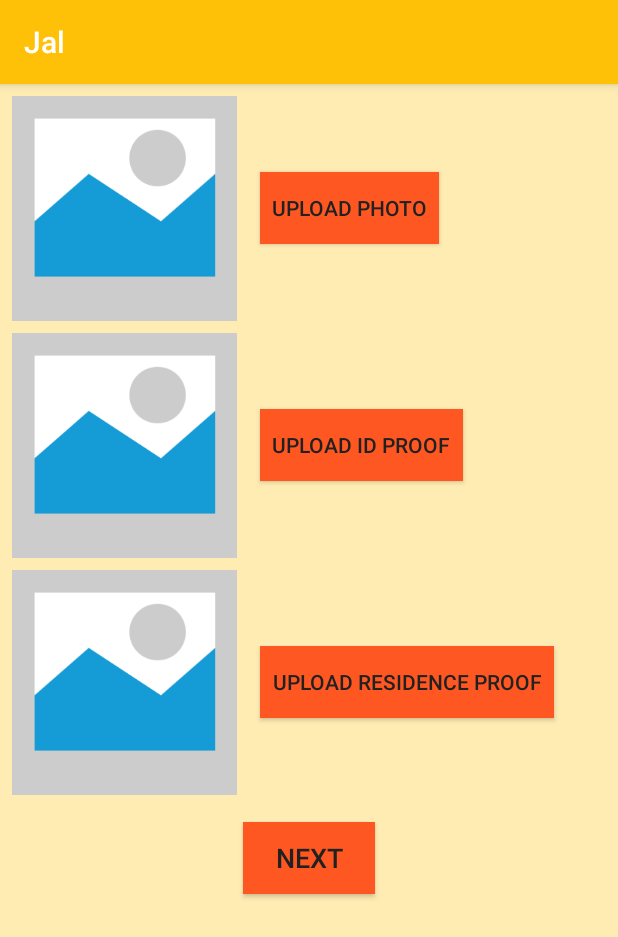
After one commit to shah-farheen/Jal, an Android app: the UploadActivity screen opened directly, with no data from a screen before it, on a phone screen of 412 x 824 dp. The commit adds this screen. Shown: the top 937 px of the screen. Run offline under Robolectric (Android 15) with nearby library versions, the phone set to English and light mode, and no system bars; our stand-ins replace Firebase (no records; nobody signed in at launch, a user with empty details on screens opened directly).

Commit message:
upload done

```diff
--- a/app/src/main/AndroidManifest.xml
+++ b/app/src/main/AndroidManifest.xml
@@ -23,6 +23,10 @@
                 <category android:name="android.intent.category.LAUNCHER"/>
             </intent-filter>
         </activity>
+        <activity android:name=".UploadActivity">
+        </activity>
+        <activity android:name=".DeclarationActivity">
+        </activity>
     </application>
 
 </manifest>
--- /dev/null
+++ b/app/src/main/java/in/ac/iiitd/jal/UploadActivity.java
@@ -0,0 +1,158 @@
+package in.ac.iiitd.jal;
+
+import android.content.Context;
+import android.content.Intent;
+import android.content.SharedPreferences;
+import android.graphics.Bitmap;
+import android.net.Uri;
+import android.support.annotation.NonNull;
+import android.support.v7.app.AppCompatActivity;
+import android.os.Bundle;
+import android.util.Log;
+import android.view.View;
+import android.widget.Button;
+import android.widget.ImageView;
+import android.widget.Toast;
+
+import com.bumptech.glide.Glide;
+import com.google.android.gms.tasks.OnFailureListener;
+import com.google.android.gms.tasks.OnSuccessListener;
+import com.google.firebase.storage.FirebaseStorage;
+import com.google.firebase.storage.StorageReference;
+import com.google.firebase.storage.UploadTask;
+
+public class UploadActivity extends AppCompatActivity {
+
+    private static final int RC_IMAGE = 10;
+    private static final int RC_ID_PROOF = 11;
+    private static final int RC_RES_PROOF = 12;
+
+    private static final String META_IMAGE = "image";
+    private static final String META_ID_PROOF = "ID_proof";
+    private static final String META_RES_PROOF = "res_proof";
+
+    private String phoneNo;
+    private Context mContext;
+    private String timeStamp;
+    private DataModel dataModel;
+
+    private ImageView imageImage;
+    private ImageView imageIdProof;
+    private ImageView imageResProof;
+    private Button buttonImage;
+    private Button buttonIdProof;
+    private Button buttonResProof;
+    private Button buttonNext;
+
+    @Override
+    protected void onCreate(Bundle savedInstanceState) {
+        super.onCreate(savedInstanceState);
+        setContentView(R.layout.activity_upload);
+        mContext = this;
+        SharedPreferences dataFile = getSharedPreferences(LoginActivity.DATA_FILE, MODE_PRIVATE);
+        phoneNo = dataFile.getString(LoginActivity.PHONE_NO, "9876543210");
+
+        Intent intent = getIntent();
+        dataModel = intent.getParcelableExtra("DataModel");
+        timeStamp = String.valueOf(System.currentTimeMillis());
+
+        imageImage = (ImageView) findViewById(R.id.img_image);
+        imageIdProof = (ImageView) findViewById(R.id.img_id_pr);
+        imageResProof = (ImageView) findViewById(R.id.img_res_poof);
+
+        buttonImage = (Button) findViewById(R.id.btn_upload_image);
+        buttonIdProof = (Button) findViewById(R.id.btn_upload_id_proof);
+        buttonResProof = (Button) findViewById(R.id.btn_upload_res_proof);
+        buttonNext = (Button) findViewById(R.id.btn_next);
+        initListeners();
+    }
+
+    private void initListeners(){
+        buttonImage.setOnClickListener(new View.OnClickListener() {
+            @Override
+            public void onClick(View view) {
+                getImage(RC_IMAGE);
+            }
+        });
+
+        buttonIdProof.setOnClickListener(new View.OnClickListener() {
+            @Override
+            public void onClick(View view) {
+                getImage(RC_ID_PROOF);
+            }
+        });
+
+        buttonResProof.setOnClickListener(new View.OnClickListener() {
+            @Override
+            public void onClick(View view) {
+                getImage(RC_RES_PROOF);
+            }
+        });
+
+        buttonNext.setOnClickListener(new View.OnClickListener() {
+            @Override
+            public void onClick(View view) {
+                Intent uploadIntent = new Intent(mContext, DeclarationActivity.class);
+                uploadIntent.putExtra("DataModel", dataModel);
+                uploadIntent.putExtra("TIME", timeStamp);
+                startActivity(uploadIntent);
+            }
+        });
+    }
+
+    private void getImage(int rc){
+        Intent imageIntent = new Intent(Intent.ACTION_GET_CONTENT);
+        imageIntent.setType("image/*");
+        if(imageIntent.resolveActivity(getPackageManager()) != null){
+            startActivityForResult(imageIntent, rc);
+        }
+        else {
+            Toast.makeText(getApplicationContext(), "No gallery app", Toast.LENGTH_SHORT).show();
+        }
+    }
+
+    @Override
+    protected void onActivityResult(int requestCode, int resultCode, Intent data) {
+        if(requestCode == RC_IMAGE && resultCode == RESULT_OK){
+            Log.e("Uri: ", String.valueOf(data.getData()));
+            Glide.with(mContext).load(data.getData()).into(imageImage);
+//            imageImage.setImageBitmap((Bitmap) data.getParcelableExtra("data"));
+            dataModel.setImageUrl(String.valueOf(data.getData()));
+            uploadImage(data.getData(), META_IMAGE);
+        }
+        else if(requestCode == RC_ID_PROOF && resultCode == RESULT_OK){
+            Log.e("Uri: ", String.valueOf(data.getData()));
+            Glide.with(mContext).load(data.getData()).into(imageIdProof);
+//            imageIdProof.setImageBitmap((Bitmap) data.getParcelableExtra("data"));
+            dataModel.setIdProofUrl(String.valueOf(data.getData()));
+            uploadImage(data.getData(), META_ID_PROOF);
+        }
+        else if(requestCode == RC_RES_PROOF && resultCode == RESULT_OK){
+            Log.e("Uri: ", String.valueOf(data.getData()));
+            Glide.with(mContext).load(data.getData()).into(imageResProof);
+//            imageResProof.setImageBitmap((Bitmap) data.getExtras().getParcelable("data"));
+            dataModel.setResProofUrl(String.valueOf(data.getData()));
+            uploadImage(data.getData(), META_RES_PROOF);
+        }
+    }
+
+    private void uploadImage(Uri fileUri, String meta){
+        FirebaseStorage firebaseStorage = FirebaseStorage.getInstance();
+        StorageReference reference = firebaseStorage.getReference(phoneNo+"/"+timeStamp+"/"+meta);
+        UploadTask uploadTask = reference.putFile(fileUri);
+        uploadTask.addOnFailureListener(new OnFailureListener() {
+            @Override
+            public void onFailure(@NonNull Exception e) {
+                Toast.makeText(getApplicationContext(), "Upload Failed", Toast.LENGTH_SHORT).show();
+                Log.e("Upload Failed", e.getMessage());
+            }
+        }).addOnSuccessListener(new OnSuccessListener<UploadTask.TaskSnapshot>() {
+            @Override
+            public void onSuccess(UploadTask.TaskSnapshot taskSnapshot) {
+                Toast.makeText(getApplicationContext(), "Upload Success", Toast.LENGTH_SHORT).show();
+                Uri downloadUrl = taskSnapshot.getDownloadUrl();
+                Log.e("Upload Success", String.valueOf(downloadUrl));
+            }
+        });
+    }
+}
--- /dev/null
+++ b/app/src/main/res/layout/activity_upload.xml
@@ -0,0 +1,110 @@
+<?xml version="1.0" encoding="utf-8"?>
+<ScrollView
+    xmlns:android="http://schemas.android.com/apk/res/android"
+    xmlns:tools="http://schemas.android.com/tools"
+    android:layout_width="match_parent"
+    android:layout_height="match_parent"
+    android:padding="8dp"
+    android:background="@color/colorPrimaryLight"
+    tools:ignore="HardcodedText"
+    tools:context="in.ac.iiitd.jal.UploadActivity">
+
+    <LinearLayout
+        android:layout_width="match_parent"
+        android:layout_height="wrap_content"
+        android:orientation="vertical">
+
+        <LinearLayout
+            android:id="@+id/layout_image"
+            android:layout_width="match_parent"
+            android:layout_height="wrap_content"
+            android:layout_marginBottom="8dp"
+            android:orientation="horizontal">
+
+            <ImageView
+                android:id="@+id/img_image"
+                android:layout_width="150dp"
+                android:layout_height="150dp"
+                android:src="@drawable/place_holder"
+                tools:ignore="ContentDescription"/>
+
+            <Button
+                android:id="@+id/btn_upload_image"
+                android:layout_width="wrap_content"
+                android:layout_height="wrap_content"
+                android:textColor="@color/colorPrimaryText"
+                android:background="@color/colorAccent"
+                android:padding="8dp"
+                android:layout_gravity="center"
+                android:layout_marginStart="15dp"
+                android:layout_marginLeft="15dp"
+                android:text="Upload Photo"/>
+        </LinearLayout>
+
+        <LinearLayout
+            android:id="@+id/layout_id_proof"
+            android:layout_width="match_parent"
+            android:layout_height="wrap_content"
+            android:layout_marginBottom="8dp"
+            android:orientation="horizontal">
+
+            <ImageView
+                android:id="@+id/img_id_pr"
+                android:layout_width="150dp"
+                android:layout_height="150dp"
+                android:src="@drawable/place_holder"
+                tools:ignore="ContentDescription"/>
+
+            <Button
+                android:id="@+id/btn_upload_id_proof"
+                android:layout_width="wrap_content"
+                android:layout_height="wrap_content"
+                android:textColor="@color/colorPrimaryText"
+                android:background="@color/colorAccent"
+                android:padding="8dp"
+                android:layout_gravity="center"
+                android:layout_marginStart="15dp"
+                android:layout_marginLeft="15dp"
+                android:text="Upload ID proof"/>
+        </LinearLayout>
+
+        <LinearLayout
+            android:id="@+id/layout_res_proof"
+            android:layout_width="match_parent"
+            android:layout_height="wrap_content"
+            android:layout_marginBottom="8dp"
+            android:orientation="horizontal">
+
+            <ImageView
+                android:id="@+id/img_res_poof"
+                android:layout_width="150dp"
+                android:layout_height="150dp"
+                android:src="@drawable/place_holder"
+                tools:ignore="ContentDescription"/>
+
+            <Button
+                android:id="@+id/btn_upload_res_proof"
+                android:layout_width="wrap_content"
+                android:layout_height="wrap_content"
+                android:textColor="@color/colorPrimaryText"
+                android:background="@color/colorAccent"
+                android:padding="8dp"
+                android:layout_gravity="center"
+                android:layout_marginStart="15dp"
+                android:layout_marginLeft="15dp"
+                android:text="Upload Residence Proof"/>
+        </LinearLayout>
+
+        <Button
+            android:id="@+id/btn_next"
+            android:layout_width="wrap_content"
+            android:layout_height="wrap_content"
+            android:textColor="@color/colorPrimaryText"
+            android:background="@color/colorAccent"
+            android:padding="8dp"
+            android:layout_margin="10dp"
+            android:textSize="18sp"
+            android:layout_gravity="center"
+            android:text="Next"/>
+    </LinearLayout>
+</ScrollView>
```
Also changed, not shown: app/build.gradle (+7 -0 lines), app/src/main/java/in/ac/iiitd/jal/AddressActivity.java (+3 -9 lines), app/src/main/java/in/ac/iiitd/jal/DataModel.java (+35 -0 lines), app/src/main/java/in/ac/iiitd/jal/DeclarationActivity.java (added, +70 -0 lines), app/src/main/java/in/ac/iiitd/jal/LoginActivity.java (+11 -3 lines), app/src/main/res/layout/activity_declaration.xml (added, +55 -0 lines), app/src/main/res/values/strings.xml (+15 -0 lines), app/src/main/res/drawable/place_holder.png (added), 1 other file.
